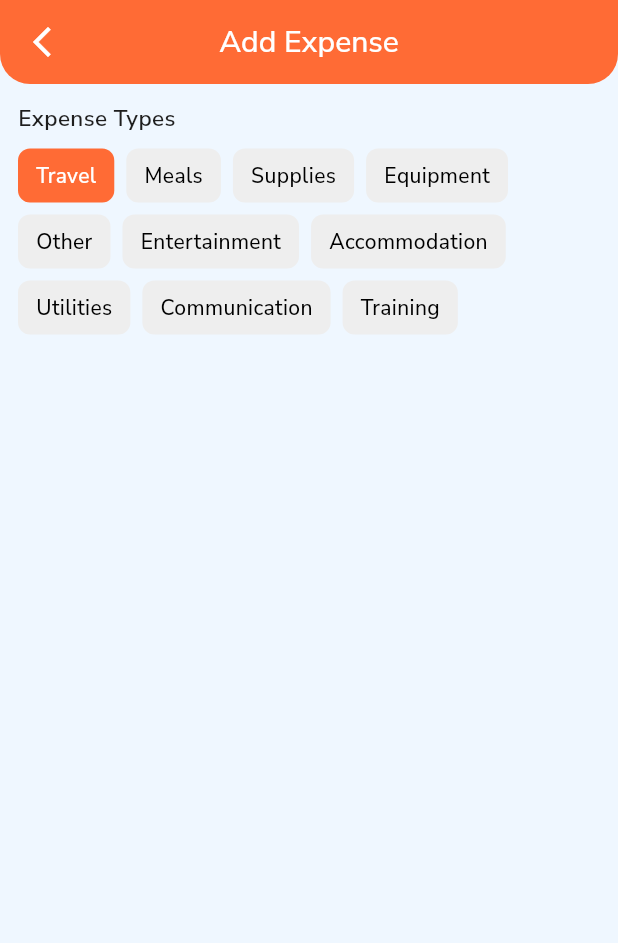
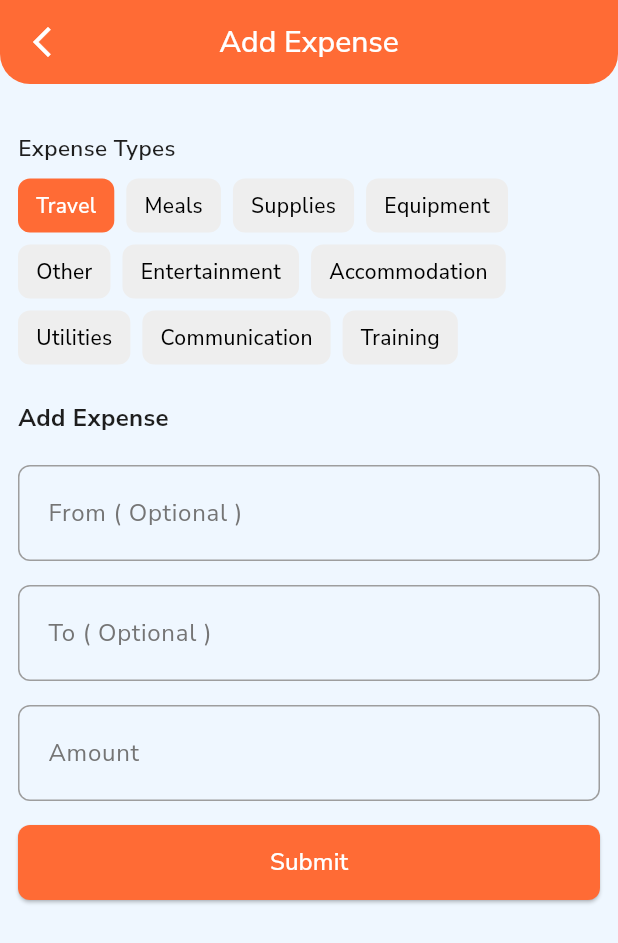
Before and after one commit to Abir-Zayn/fleek_hr, a Flutter app: the ExpenseScreen screen opened by its route, after a tap on "Add Expense", on a phone screen of 412 x 824 dp. Shown: the top 943 px of the screen. Run offline on Flutter 3.47's test engine with Material 3 defaults, Android fonts, the phone set to English and light mode, and no system bars; our stand-ins replace crystal_navigation_bar, dartz, equatable, fl_chart, flutter_bloc, flutter_screenutil and 5 more; accounts and stored records are empty.

Commit message:
add: Add-Expense page

```diff
--- a/lib/presentation/Employee/expense/Screen/add_expense_screen.dart
+++ b/lib/presentation/Employee/expense/Screen/add_expense_screen.dart
@@ -10,6 +10,9 @@ class AddExpenseScreen extends StatefulWidget {
 class _AddExpenseScreenState extends State<AddExpenseScreen> {
   List<ExpenseTypeModel> expense_type = [];
   ExpenseTypeModel? expense;
+  TextEditingController fromController = TextEditingController();
+  TextEditingController toController = TextEditingController();
+  TextEditingController amountController = TextEditingController();
 
   @override
   void initState() {
@@ -44,10 +47,73 @@ class _AddExpenseScreenState extends State<AddExpenseScreen> {
           child: Column(
             crossAxisAlignment: CrossAxisAlignment.start,
             children: [
+              SizedBox(height: 20),
+              // Select Expense Type
               ExpenseTypeSeletor(
                 expenseTypes: expense_type,
                 onExpenseTypeSelected: updateSelectedExpense,
                 selectedExpenseType: expense,
+              ),
+
+              //Textfields for expense {From, To, Amount}
+              Padding(
+                padding: EdgeInsets.all(12),
+                child: Column(
+                  crossAxisAlignment: CrossAxisAlignment.start,
+                  children: [
+                    Text(
+                      "Add Expense",
+                      style: TextStyle(
+                        fontSize: 16,
+                        fontWeight: FontWeight.bold,
+                        color: Theme.of(context).textTheme.bodyMedium?.color ??
+                            Colors.black,
+                      ),
+                    ),
+                    SizedBox(height: 20),
+
+                    Apptextfield(
+                      controller: fromController,
+                      labelText: "From ( Optional )",
+                      keyboardType: TextInputType.datetime,
+                    ),
+                    Apptextfield(
+                      controller: toController,
+                      labelText: "To ( Optional )",
+                      keyboardType: TextInputType.datetime,
+                    ),
+                    Apptextfield(
+                      controller: amountController,
+                      labelText: "Amount",
+                      keyboardType: TextInputType.number,
+                    ),
+                    // Submit Button
+                    Appbtn(
+                      color: Theme.of(context).primaryColor,
+                      text: "Submit",
+                      textColor: Colors.white,
+                      onPressed: () {
+                        // Handle the submit action
+                        if (amountController.text.isNotEmpty) {
+                          // Here you would typically send the data to your backend
+                          ScaffoldMessenger.of(context).showSnackBar(
+                            SnackBar(
+                              content: Text('Expense submitted successfully'),
+                              backgroundColor: Colors.green,
+                            ),
+                          );
+                        } else {
+                          ScaffoldMessenger.of(context).showSnackBar(
+                            SnackBar(
+                              content: Text('Please enter a valid amount'),
+                              backgroundColor: Colors.red,
+                            ),
+                          );
+                        }
+                      },
+                    ),
+                  ],
+                ),
               )
             ],
           ),
--- a/lib/presentation/Employee/expense/Screen/add_expense_screen_imports.dart
+++ b/lib/presentation/Employee/expense/Screen/add_expense_screen_imports.dart
@@ -1,4 +1,6 @@
 import 'package:fleekhr/common/widgets/app_bar.dart';
+import 'package:fleekhr/common/widgets/appbtn.dart';
+import 'package:fleekhr/common/widgets/apptextfield.dart';
 import 'package:fleekhr/data/models/expense/expense_model.dart';
 import 'package:fleekhr/data/service/expense/expense_type_data.dart';
 import 'package:fleekhr/presentation/Employee/expense/components/expense_type_seletor.dart';
--- a/lib/presentation/Employee/expense/Screen/expense_screen.dart
+++ b/lib/presentation/Employee/expense/Screen/expense_screen.dart
@@ -109,6 +109,10 @@ class _ExpenseScreenState extends State<ExpenseScreen> {
         icon: const Icon(Icons.add),
         label: const Text('Add Expense'),
         backgroundColor: Theme.of(context).primaryColor,
+        foregroundColor: Colors.white,
+        shape: RoundedRectangleBorder(
+          borderRadius: BorderRadius.circular(30),
+        ),
       ),
     );
   }
@@ -138,9 +142,7 @@ class _ExpenseScreenState extends State<ExpenseScreen> {
       shrinkWrap: true,
       physics: const NeverScrollableScrollPhysics(),
       itemCount: filterExpenseStatus.length,
-      // ✅ Use shrinkWrap to avoid infinite height error
       padding: const EdgeInsets.symmetric(vertical: 10),
-      // ✅ Add padding for better spacing
       separatorBuilder: (context, index) => const SizedBox(height: 10),
       itemBuilder: (context, index) {
         final expense = filterExpenseStatus[index];
```
Also changed, not shown: lib/presentation/Employee/Leave/Screen/leave_history_screen.dart (+8 -5 lines).
